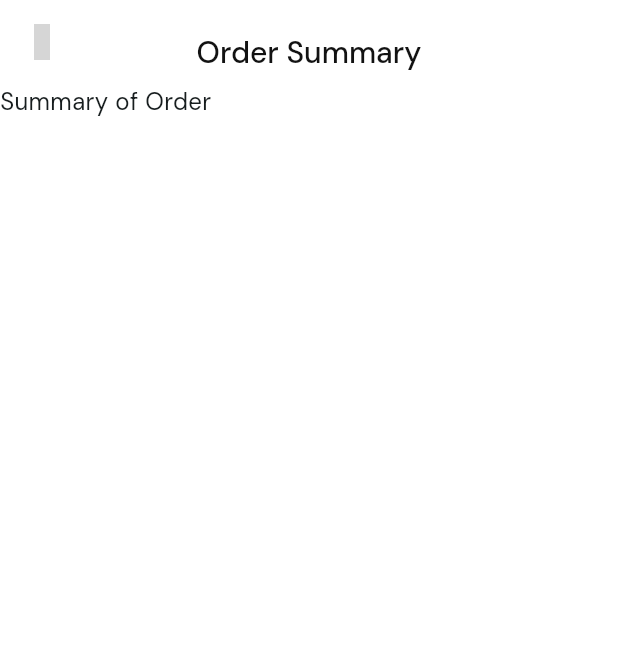
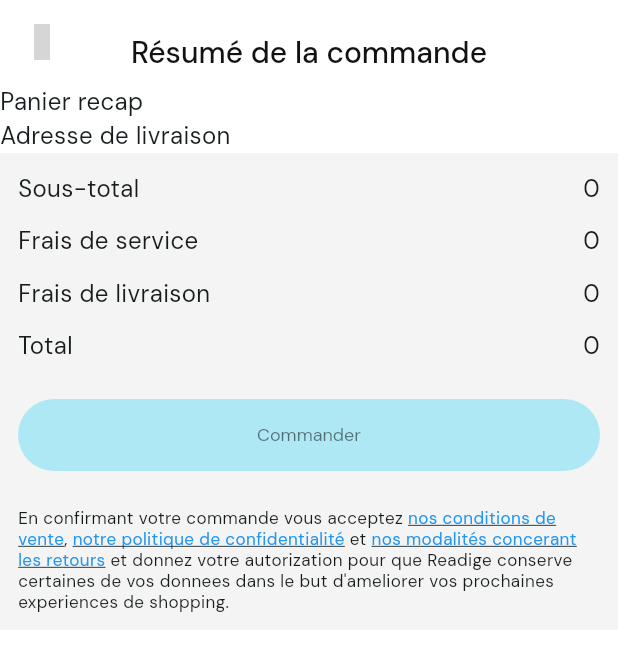
Before and after one commit to Genos15/buytout, a Flutter app: the OrderSummaryUi screen opened directly with empty values, on a phone screen of 412 x 824 dp. Shown: the top 651 px of the screen. Run offline on Flutter 3.47's test engine with Material 2 defaults, Android fonts, the phone set to English and light mode, and no system bars; drawn by our look-alikes of auto_size_text, flutter_html; our stand-ins replace cached_network_image, carousel_slider, flutter_animate, flutter_dotenv, flutter_riverpod, freezed_annotation and 7 more; missing offline and left inert: carbon_icons, gql; accounts and stored records are empty; network calls fail; statements that could not run were skipped; grey boxes are pictures that could not be loaded.

Commit message:
refacto cart

```diff
--- a/lib/presentation/views/cart/fragments/index.dart
+++ b/lib/presentation/views/cart/fragments/index.dart
@@ -1 +1,2 @@
 export 'product-card.list.dart';
+export 'order-summary.footer.dart';
--- /dev/null
+++ b/lib/presentation/views/cart/fragments/order-summary.footer.dart
@@ -0,0 +1,104 @@
+import 'package:buytout/presentation/index.dart';
+import 'package:buytout/shared/index.dart';
+import 'package:flutter/material.dart';
+import 'package:flutter_html/flutter_html.dart';
+import 'package:html/dom.dart' as dom;
+
+const _htmlContent = r'''
+<body>
+  <div>
+    En confirmant votre commande vous acceptez <a href='https://github.com'>nos conditions de vente</a>, <a href='https://github.com'>notre politique de confidentialité</a> et <a href='https://github.com'>nos modalités concerant les retours</a> et donnez votre autorization pour que Readige conserve certaines de vos donnees dans le but d'ameliorer vos prochaines experiences de shopping.
+  </div>
+</body>
+''';
+
+class OrderSummaryFooter extends StatelessWidget {
+  final OrderStatement statement;
+
+  const OrderSummaryFooter({super.key, required this.statement});
+
+  @override
+  Widget build(BuildContext context) {
+    return Container(
+      width: double.infinity,
+      padding: const EdgeInsets.all(LayoutDimens.p12),
+      decoration: const BoxDecoration(
+        color: Color(CommonColors.gray10_carbon),
+      ),
+      child: Column(
+        children: [
+          Table(
+            children: [
+              TableRow(
+                children: [
+                  const AutoSizeText('Sous-total'),
+                  AutoSizeText(
+                    statement.productTotalAmount.toString(),
+                    textAlign: TextAlign.end,
+                  ),
+                ],
+              ),
+              getSpaceBetween(),
+              TableRow(
+                children: [
+                  const AutoSizeText('Frais de service'),
+                  AutoSizeText(
+                    statement.serviceFee.toString(),
+                    textAlign: TextAlign.end,
+                  ),
+                ],
+              ),
+              getSpaceBetween(),
+              TableRow(
+                children: [
+                  const AutoSizeText('Frais de livraison'),
+                  AutoSizeText(
+                    statement.deliveryFee.toString(),
+                    textAlign: TextAlign.end,
+                  ),
+                ],
+              ),
+              getSpaceBetween(),
+              TableRow(
+                children: [
+                  const AutoSizeText('Total'),
+                  AutoSizeText(
+                    statement.totalAmount.toString(),
+                    textAlign: TextAlign.end,
+                  ),
+                ],
+              ),
+            ],
+          ),
+          const Padding(
+            padding: EdgeInsets.symmetric(vertical: LayoutDimens.p24),
+            child: SubmitButton(text: 'Commander'),
+          ),
+          Html(
+            shrinkWrap: true,
+            data: _htmlContent,
+            onLinkTap: (
+              String? url,
+              Map<String, String> attributes,
+              dom.Element? element,
+            ) {},
+            style: {
+              "body": Style(
+                margin: Margins.all(0),
+                fontSize: FontSize.small,
+                padding: HtmlPaddings.zero,
+              ),
+            },
+          )
+        ],
+      ),
+    );
+  }
+
+  TableRow getSpaceBetween() => const TableRow(
+        children: <Widget>[
+          SizedBox(height: LayoutDimens.s12),
+          SizedBox(height: LayoutDimens.s12),
+        ],
+      );
+}
--- a/lib/presentation/views/cart/ui/cart.ui.dart
+++ b/lib/presentation/views/cart/ui/cart.ui.dart
@@ -32,45 +32,6 @@ class CartUi extends ConsumerWidget {
               ),
             ),
             ProductCartList(items: vm.items, currencyDetail: vm.currencyDetail),
-            // SliverPadding(
-            //   padding: const EdgeInsets.all(LayoutDimens.p12),
-            //   sliver: SliverToBoxAdapter(
-            //     child: Table(
-            //       children: [
-            //         TableRow(
-            //           children: [
-            //             const AutoSizeText('Sous-total'),
-            //             AutoSizeText(
-            //               vm.productTotalAmount,
-            //               textAlign: TextAlign.end,
-            //             ),
-            //           ],
-            //         ),
-            //         getSpaceBetween(),
-            //         TableRow(
-            //           children: [
-            //             const AutoSizeText('Frais de service'),
-            //             AutoSizeText(vm.serviceFee, textAlign: TextAlign.end),
-            //           ],
-            //         ),
-            //         getSpaceBetween(),
-            //         TableRow(
-            //           children: [
-            //             const AutoSizeText('Frais de livraison'),
-            //             AutoSizeText(vm.deliveryFee, textAlign: TextAlign.end),
-            //           ],
-            //         ),
-            //         getSpaceBetween(),
-            //         TableRow(
-            //           children: [
-            //             const AutoSizeText('Total'),
-            //             AutoSizeText(vm.totalAmount, textAlign: TextAlign.end),
-            //           ],
-            //         ),
-            //       ],
-            //     ),
-            //   ),
-            // ),
           ],
         AsyncLoading() => [
             const SliverFillRemaining(
@@ -91,6 +52,7 @@ class CartUi extends ConsumerWidget {
           ],
       },
       overlays: [
+        if (cartUiVmState.hasValue)
           Align(
             alignment: Alignment.bottomCenter,
             child: Container(
@@ -118,13 +80,6 @@ class CartUi extends ConsumerWidget {
       ],
     );
   }
-
-// TableRow getSpaceBetween() => const TableRow(
-//       children: <Widget>[
-//         SizedBox(height: LayoutDimens.s12),
-//         SizedBox(height: LayoutDimens.s12),
-//       ],
-//     );
 }
 
 const _kDividerWidth = 0.5;
--- a/lib/presentation/views/cart/ui/order-summary.ui.dart
+++ b/lib/presentation/views/cart/ui/order-summary.ui.dart
@@ -9,20 +9,20 @@ class OrderSummaryUi extends StatelessWidget {
 
   @override
   Widget build(BuildContext context) {
-    return const RefreshableScaffold(
-      header: Header(
+    return RefreshableScaffold(
+      header: const Header(
         bottomNavState: BottomNavState.defaultUi,
         centerTitle: true,
         title: AutoSizeText(
-          'Order Summary',
+          'Résumé de la commande',
           textAlign: TextAlign.center,
           style: TextStyle(color: Color(CommonColors.black900)),
         ),
       ),
       slivers: [
-        SliverToBoxAdapter(
-          child: AutoSizeText('Summary of Order'),
-        )
+        const SliverToBoxAdapter(child: AutoSizeText('Panier recap')),
+        const SliverToBoxAdapter(child: AutoSizeText('Adresse de livraison')),
+        SliverToBoxAdapter(child: OrderSummaryFooter(statement: statement))
       ],
     );
   }
--- a/lib/shared/colors/common.colors.dart
+++ b/lib/shared/colors/common.colors.dart
@@ -46,7 +46,7 @@ abstract class CommonColors {
   static const int error = 0xFFfa4d56;
 
 
-  static const int gray10 = 0xFFf4f4f4;
+  static const int gray10_carbon = 0xFFf4f4f4;
   static const int gray30_carbon = 0xFFc6c6c6;
   static const int gray20_carbon = 0xFFe0e0e0;
   static const int gray100_carbon = 0xFF161616;
--- a/pubspec.yaml
+++ b/pubspec.yaml
@@ -56,6 +56,7 @@ dependencies:
   graphql: ^5.1.3
   intl: ^0.18.1
   shared_preferences: ^2.2.1
+  flutter_html: ^3.0.0-beta.2
 
 dev_dependencies:
   flutter_test:
```
Also changed, not shown: pubspec.lock. Lines whose indentation alone changed are shown as unchanged.
